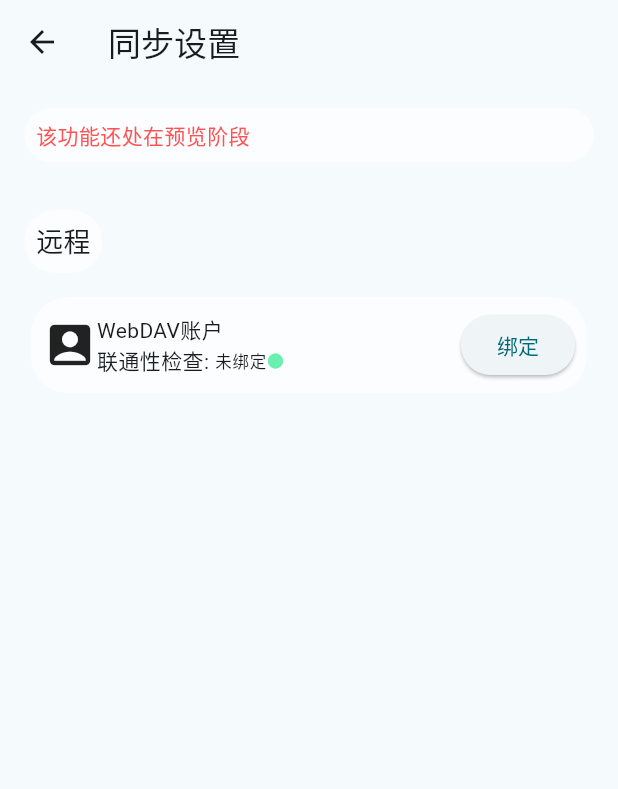
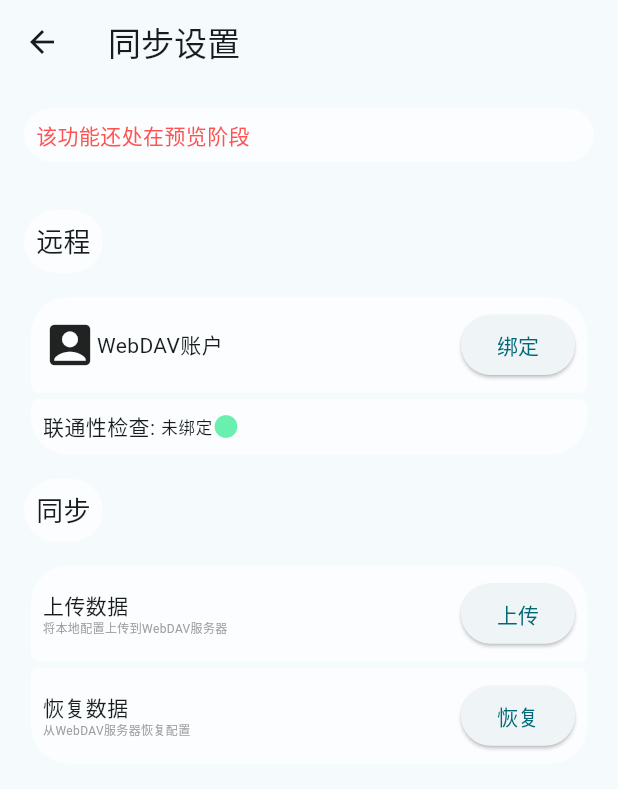
Before and after one commit to OctagonalStar/arabic_learning, a Flutter app: the DataSyncPage screen opened directly, on a phone screen of 412 x 824 dp. Shown: the top 789 px of the screen. Run offline on Flutter 3.47's test engine with Material 3 defaults, Android fonts, the phone set to English and light mode, and no system bars; our stand-ins replace convex_bottom_bar, dio, file_picker, flutter_markdown_plus, flutter_tts, just_audio and 1 more; missing offline and left inert: fsrs, sherpa_onnx, webdav_client, window_manager; accounts and stored records are empty.

Commit message:
feat(WebDAV): add webdav upload/download
基本完成了WebDAV的主要功能实现

Signed-off-by: OctagonalStar <76486554+OctagonalStar@users.noreply.github.com>

```diff
--- /dev/null
+++ b/lib/funcs/sync.dart
@@ -0,0 +1,98 @@
+import 'dart:convert';
+import 'dart:typed_data' show Uint8List;
+
+import 'package:flutter/material.dart';
+import 'package:webdav_client/webdav_client.dart';
+
+import 'package:arabic_learning/package_replacement/storage.dart' show SharedPreferences;
+
+class WebDAV {
+  String uri;
+  String user;
+  String password;
+  WebDAV({required this.uri, required this.user, required this.password});
+
+  bool isReachable = false;
+  bool isReadable = false;
+  bool isWriteable = false;
+
+  late Client client;
+
+  static Future<List<dynamic>> test(String uri, String user, {String password = ''}) async {
+    Client tempClient = newClient(
+      uri,
+      user: user,
+      password: password
+    );
+    try{
+      tempClient.setHeaders(
+        {
+          'accept-charset': 'utf-8',
+          'Content-Type': 'text/xml',
+        },
+      );
+      tempClient.setConnectTimeout(8000);
+      tempClient.setSendTimeout(60000);
+      tempClient.setReceiveTimeout(60000);
+    } catch (e) {
+      return [false, false, "base setting error: $e"];
+    }
+    try{
+      await tempClient.ping(); // test for connection
+    } catch (e) {
+      return [false, false, "remote server didn't response: $e"];
+    }
+    try {
+      await tempClient.readDir('/'); // test for read
+    } catch (e) {
+      return [true, false, 'no read access: $e'];
+    }
+    try{
+      await tempClient.write("TestFile", Uint8List(64)); // test for write
+      await tempClient.remove("TestFile");
+    } catch (e) {
+      return [true, false, 'no write access: $e'];
+    }
+    return [true, true, 'ok'];
+  }
+
+  Future<void> connect() async {
+    try{
+      client = newClient(
+        uri,
+        user: user,
+        password: password
+      );
+      client.setHeaders({'accept-charset': 'utf-8'});
+      client.setConnectTimeout(8000);
+      client.setSendTimeout(8000);
+      client.setReceiveTimeout(8000);
+      await client.ping(); // test for connection
+      isReachable = true;
+      await client.readDir(''); // test for read
+      isReadable = true;
+      await client.write("TestFile", Uint8List(64)); // test for write
+      isWriteable = true;
+      await client.remove("TestFile");
+    } catch (e) {
+      debugPrint(e.toString());
+    }
+  }
+
+  Future<bool> upload(SharedPreferences pref,{bool force = false}) async {
+    if(isWriteable || force) {
+      await client.write("arabic_learning.bak", utf8.encode(jsonEncode(pref.export())));
+      return true;
+    }
+    return false;
+  }
+
+  Future<bool> download(SharedPreferences pref,{bool force = false}) async {
+    if(isReadable || force) {
+      Map<String, dynamic> file = jsonDecode(utf8.decode(await client.read("arabic_learning.bak")));
+      pref.recovery(file);
+      return true;
+    }
+    return false;
+  }
+}
--- a/lib/sub_pages_builder/setting_pages/data_download_page.dart
+++ b/lib/sub_pages_builder/setting_pages/data_download_page.dart
@@ -28,6 +28,7 @@ class DownloadPage extends StatelessWidget {
             children: [
               SettingItem(
                 title: "来自 Github @${StaticsVar.onlineDictOwner} 学长的词库 (在此表示感谢)",
+                padding: EdgeInsets.all(8.0),
                 children: snapshot.data!,
               )
             ],
--- a/lib/sub_pages_builder/setting_pages/item_widget.dart
+++ b/lib/sub_pages_builder/setting_pages/item_widget.dart
@@ -5,7 +5,7 @@ class SettingItem extends StatelessWidget {
   final String title;
   final EdgeInsetsGeometry? padding;
   final List<Widget> children;
-  const SettingItem({super.key, required this.children, required this.title, this.padding});
+  const SettingItem({super.key, required this.title, required this.children, this.padding});
 
   @override
   Widget build(BuildContext context) {
--- a/lib/sub_pages_builder/setting_pages/sync_page.dart
+++ b/lib/sub_pages_builder/setting_pages/sync_page.dart
@@ -1,5 +1,6 @@
 import 'package:arabic_learning/funcs/ui.dart';
 import 'package:arabic_learning/sub_pages_builder/setting_pages/item_widget.dart';
+import 'package:arabic_learning/funcs/sync.dart';
 import 'package:arabic_learning/vars/global.dart';
 import 'package:arabic_learning/vars/statics_var.dart';
 import 'package:flutter/material.dart';
@@ -14,10 +15,17 @@ class DataSyncPage extends StatefulWidget {
 
 class _DataSyncPage extends State<DataSyncPage> {
   bool? enabled;
+  bool isUploading = false;
+  bool isDownloading = false;
 
   @override
   Widget build(BuildContext context) {
     enabled ??= context.read<Global>().settingData["sync"]["enabled"];
+    final WebDAV webdav = WebDAV(
+      uri: context.read<Global>().settingData["sync"]["account"]["uri"],
+      user: context.read<Global>().settingData["sync"]["account"]["userName"],
+      password: context.read<Global>().settingData["sync"]["account"]["passWord"]
+    );
 
     return Scaffold(
       appBar: AppBar(
@@ -26,20 +34,7 @@ class _DataSyncPage extends State<DataSyncPage> {
       body: ListView(
         children: [
           TextContainer(text: "该功能还处在预览阶段", style: TextStyle(color: Colors.redAccent)),
-          SyncRemoteSettingWidget(setPageState: setState)
-        ],
-      ),
-    );
-  }
-}
-
-class SyncRemoteSettingWidget extends StatelessWidget {
-  final Function setPageState;
-  const SyncRemoteSettingWidget({super.key, required this.setPageState});
-
-  @override
-  Widget build(BuildContext context) {
-    return Column(
+          Column(
             crossAxisAlignment: CrossAxisAlignment.start,
             children: [
               SettingItem(
@@ -50,19 +45,7 @@ class SyncRemoteSettingWidget extends StatelessWidget {
                     children: [
                       Icon(Icons.account_box, size: 36),
                       Expanded(
-                  child: Column(
-                    crossAxisAlignment: CrossAxisAlignment.start,
-                    children: [
-                      Text("WebDAV账户"),
-                      Row(
-                        children: [
-                          Text("联通性检查: "),
-                          if((context.read<Global>().settingData["sync"]["account"]["uri"] as String).isEmpty) Text("未绑定", style: Theme.of(context).textTheme.labelSmall),
-                          Icon(Icons.circle, color: Colors.greenAccent, size: 12)
-                        ],
-                      )
-                    ],
-                  ),
+                        child: Text("WebDAV账户"),
                       ),
                       ElevatedButton(
                         style: ElevatedButton.styleFrom(
@@ -70,19 +53,136 @@ class SyncRemoteSettingWidget extends StatelessWidget {
                         ),
                         onPressed: () async {
                           await popAccountSetting(context);
-                    setPageState(() {});
+                          setState(() {});
                         },
                         child: Text("绑定")
                       ),
                     ],
                   ),
-          ],
-        )
-
+                  Row(
+                    children: [
+                      Text("联通性检查: "),
+                      if((context.read<Global>().settingData["sync"]["account"]["uri"] as String).isEmpty) Text("未绑定", style: Theme.of(context).textTheme.labelSmall),
+                      FutureBuilder(
+                        future: WebDAV.test(
+                          context.read<Global>().settingData["sync"]["account"]["uri"],
+                          context.read<Global>().settingData["sync"]["account"]["userName"],
+                          password: context.read<Global>().settingData["sync"]["account"]["passWord"]
+                        ),
+                        builder: (context, snapshot) {
+                          if(snapshot.hasError) {
+                            return Row(
+                              children: [
+                                Icon(Icons.circle, color: Colors.redAccent, size: 18),
+                                Text("在测试中遇到了未知的异常", style: TextStyle(fontSize: 8))
                               ],
                             );
                           }
+                          if(snapshot.connectionState == ConnectionState.waiting) {
+                            return CircularProgressIndicator();
                           }
+                          if(snapshot.hasData) {
+                            return Row(
+                              children: [
+                                Icon(Icons.circle, color: snapshot.data![1] ? Colors.greenAccent : snapshot.data![0] ? Colors.amber : Colors.redAccent, size: 18)
+                              ],
+                            );
+                          }
+                          return CircularProgressIndicator();
+                        },
+                      )
+                    ],
+                  )
+                ],
+              ),
+              StatefulBuilder(
+                builder: (context, setLocalState) {
+                  return SettingItem(
+                    title: "同步",
+                    padding: EdgeInsets.all(8.0),
+                    children: [
+                      Row(
+                        children: [
+                          Expanded(
+                            child: Column(
+                              crossAxisAlignment: CrossAxisAlignment.start,
+                              children: [
+                                Text("上传数据"),
+                                Text("将本地配置上传到WebDAV服务器", style: TextStyle(color: Colors.grey, fontSize: 8.0))
+                              ],
+                            )
+                          ),
+                          isUploading
+                          ? CircularProgressIndicator()
+                          :ElevatedButton(
+                            onPressed: () async {
+                              setLocalState(() {
+                                isUploading = true;
+                              });
+                              try{
+                                if(!webdav.isReachable) await webdav.connect();
+                                if(context.mounted) await webdav.upload(context.read<Global>().prefs);
+                                if(!context.mounted) return;
+                              } catch (e) {
+                                alart(context, e.toString());
+                                return;
+                              }
+                              setLocalState(() {
+                                isUploading = false;
+                              });
+                              alart(context, "已上传");
+                            },
+                            child: Text("上传")
+                          )
+                        ],
+                      ),
+                      Row(
+                        children: [
+                          Expanded(
+                            child: Column(
+                              crossAxisAlignment: CrossAxisAlignment.start,
+                              children: [
+                                Text("恢复数据"),
+                                Text("从WebDAV服务器恢复配置", style: TextStyle(color: Colors.grey, fontSize: 8.0))
+                              ],
+                            )
+                          ),
+                          isDownloading
+                          ? CircularProgressIndicator()
+                          : ElevatedButton(
+                            onPressed: () async {
+                            setLocalState(() {
+                                isDownloading = true;
+                              });
+                              try{
+                                if(!webdav.isReachable) await webdav.connect();
+                                if(context.mounted) if(await webdav.download(context.read<Global>().prefs) && context.mounted) context.read<Global>().conveySetting();
+                                if(!context.mounted) return;
+                              } catch (e) {
+                                alart(context, e.toString());
+                                return;
+                              }
+                              setLocalState(() {
+                                isDownloading = false;
+                              });
+                              alart(context, "已恢复\n部分设置可能需要软件重启后才能生效");
+                            },
+                            child: Text("恢复")
+                          )
+                        ],
+                      )
+                    ],
+                  );
+                }
+              ),
+            ],
+          ),
+        ],
+      ),
+    );
+  }
+}
+
 
 Future<void> popAccountSetting(BuildContext context) async {
   TextEditingController uriController = TextEditingController();
--- a/lib/vars/global.dart
+++ b/lib/vars/global.dart
@@ -206,7 +206,6 @@ class Global with ChangeNotifier {
       wordData = jsonDecode(jsonEncode({"Words": [], "Classes": {}})) as Map<String, dynamic>;
       await postInit();
     } else {
-      wordData = jsonDecode(prefs.getString("wordData")!) as Map<String, dynamic>;
       await conveySetting();
     }
     inited = true;
@@ -215,6 +214,7 @@ class Global with ChangeNotifier {
 
   // 预处理一些版本更新的配置文件兼容
   Future<void> conveySetting() async {
+    wordData = jsonDecode(prefs.getString("wordData")!) as Map<String, dynamic>;
     Map<String, dynamic> oldSetting = jsonDecode(prefs.getString("settingData")!) as Map<String, dynamic>;
     if(oldSetting["LastVersion"] != _settingData["LastVersion"]) {
       updateLogRequire = true;
--- a/pubspec.yaml
+++ b/pubspec.yaml
@@ -48,6 +48,7 @@ dependencies:
   fsrs: ^2.0.1
   idb_shim: ^2.6.7+1
   flutter_markdown_plus: ^1.0.5
+  webdav_client: ^1.2.2
   # fl_chart: ^1.1.1
   # 暂时不用
   # 25.10.31 注释: 感觉依赖项好多，后续可以考虑精简
```
Also changed, not shown: lib/package_replacement/storage.dart (+24 -4 lines), pubspec.lock. Lines whose indentation alone changed are shown as unchanged.
